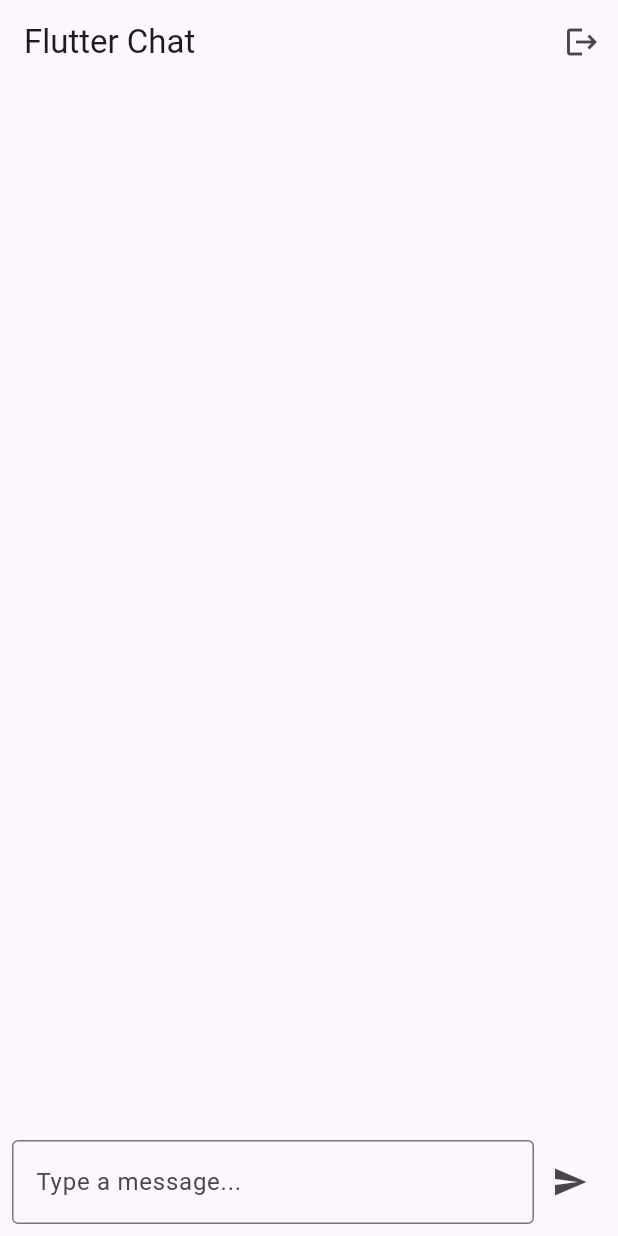
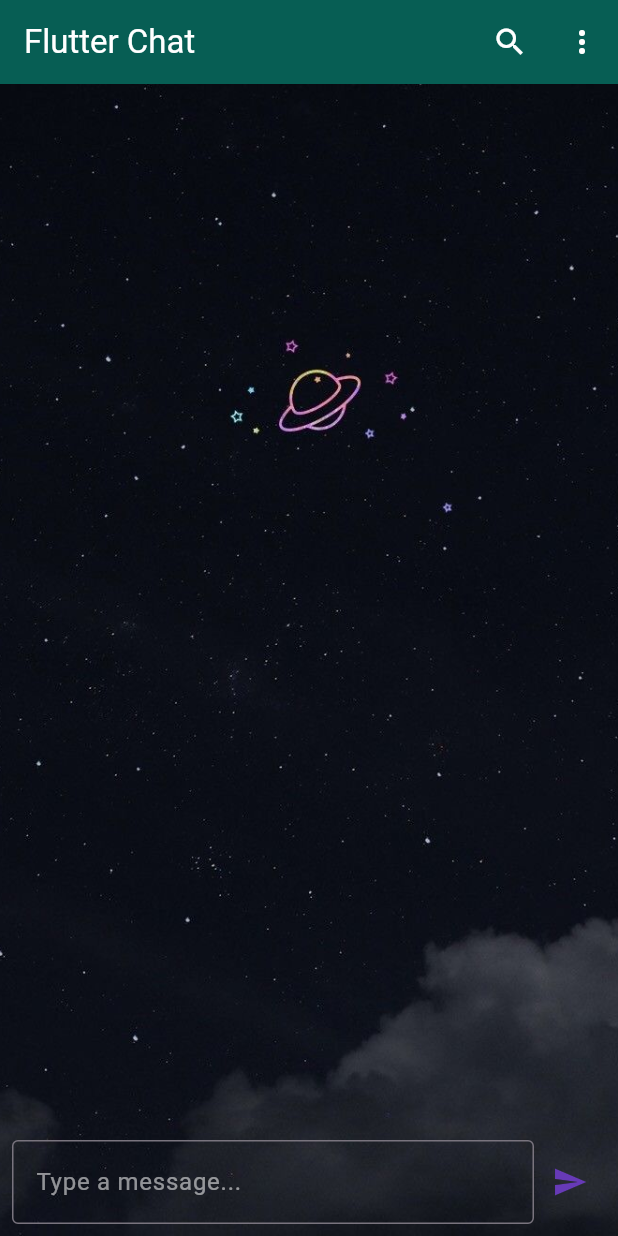
Before and after one commit to gopalkrushnas063/love_chat, a Flutter app: the ChatScreen screen opened directly, on a phone screen of 412 x 824 dp. Run offline on Flutter 3.47's test engine with Material 3 defaults, Android fonts, the phone set to English and light mode, and no system bars; our stand-ins replace cloud_firestore, firebase_auth, firebase_core, flutter_secure_storage, google_sign_in; accounts and stored records are empty.

Commit message:
chat screen ui modified

```diff
--- a/lib/screens/chat_screen.dart
+++ b/lib/screens/chat_screen.dart
@@ -1,5 +1,4 @@
 import 'package:cloud_firestore/cloud_firestore.dart';
-import 'package:firebase_auth/firebase_auth.dart';
 import 'package:flutter/material.dart';
 import 'package:provider/provider.dart';
 import '../../auth_service.dart';
@@ -29,22 +28,47 @@ class _ChatScreenState extends State<ChatScreen> {
     final currentUser = authService.currentUser;
 
     return Scaffold(
+      backgroundColor: const Color(0xFFECE5DD),
       appBar: AppBar(
-        title: const Text('Flutter Chat'),
+        backgroundColor: const Color(0xFF075E54),
+        title: const Text(
+          'Flutter Chat',
+          style: TextStyle(color: Colors.white),
+        ),
+        iconTheme: const IconThemeData(color: Colors.white),
         actions: [
           IconButton(
-            icon: const Icon(Icons.logout),
-            onPressed: () async {
-              await authService.signOut();
+            icon: const Icon(Icons.search),
+            onPressed: () {}, // Add functionality if needed
+          ),
+          PopupMenuButton<String>(
+            icon: const Icon(Icons.more_vert),
+            color: Colors.white,
+            onSelected: (value) {
+              if (value == 'Logout') authService.signOut();
             },
+            itemBuilder:
+                (context) => [
+                  const PopupMenuItem(value: 'Logout', child: Text('Logout')),
+                ],
           ),
         ],
       ),
-      body: Column(
+      body: Stack(
+        children: [
+          // Background image like WhatsApp
+          Positioned.fill(
+            child: Image.asset(
+              'assets/images/chat_bg_1.jpg', // Add your own background image here
+              fit: BoxFit.cover,
+            ),
+          ),
+          Column(
             children: [
               Expanded(
                 child: StreamBuilder<QuerySnapshot>(
-              stream: FirebaseFirestore.instance
+                  stream:
+                      FirebaseFirestore.instance
                           .collection('messages')
                           .orderBy('timestamp', descending: true)
                           .snapshots(),
@@ -53,7 +77,8 @@ class _ChatScreenState extends State<ChatScreen> {
                       return const Center(child: CircularProgressIndicator());
                     }
 
-                final messages = snapshot.data!.docs
+                    final messages =
+                        snapshot.data!.docs
                             .map((doc) => Message.fromFirestore(doc))
                             .toList();
 
@@ -75,10 +100,7 @@ class _ChatScreenState extends State<ChatScreen> {
                         final message = messages[index];
                         final isMe = message.senderId == currentUser?.uid;
 
-                    return ChatBubble(
-                      message: message,
-                      isMe: isMe,
-                    );
+                        return ChatBubble(message: message, isMe: isMe);
                       },
                     );
                   },
@@ -87,6 +109,8 @@ class _ChatScreenState extends State<ChatScreen> {
               ChatInput(currentUser: currentUser),
             ],
           ),
+        ],
+      ),
     );
   }
 }
--- a/lib/widgets/chat_input.dart
+++ b/lib/widgets/chat_input.dart
@@ -36,9 +36,9 @@ class _ChatInputState extends State<ChatInput> {
 
       _messageController.clear();
     } catch (e) {
-      ScaffoldMessenger.of(context).showSnackBar(
-        SnackBar(content: Text('Error sending message: $e')),
-      );
+      ScaffoldMessenger.of(
+        context,
+      ).showSnackBar(SnackBar(content: Text('Error sending message: $e')));
     }
   }
 
@@ -51,15 +51,18 @@ class _ChatInputState extends State<ChatInput> {
           Expanded(
             child: TextField(
               controller: _messageController,
+              style: const TextStyle(color: Colors.white),
+              cursorColor: Colors.white,
               decoration: const InputDecoration(
                 hintText: 'Type a message...',
+                hintStyle: TextStyle(color: Colors.white54),
                 border: OutlineInputBorder(),
               ),
               onSubmitted: (_) => _sendMessage(),
             ),
           ),
           IconButton(
-            icon: const Icon(Icons.send),
+            icon: const Icon(Icons.send, color: Colors.deepPurple),
             onPressed: _sendMessage,
           ),
         ],
--- a/pubspec.yaml
+++ b/pubspec.yaml
@@ -67,8 +67,8 @@ flutter:
   uses-material-design: true
 
   # To add assets to your application, add an assets section, like this:
-  # assets:
-  #   - images/a_dot_burr.jpeg
+  assets:
+    - assets/images/
   #   - images/a_dot_ham.jpeg
 
   # An image asset can refer to one or more resolution-specific "variants", see
```
Also changed, not shown: assets/images/chat_bg.jpg (added), assets/images/chat_bg_1.jpg (added). Lines whose indentation alone changed are shown as unchanged.
